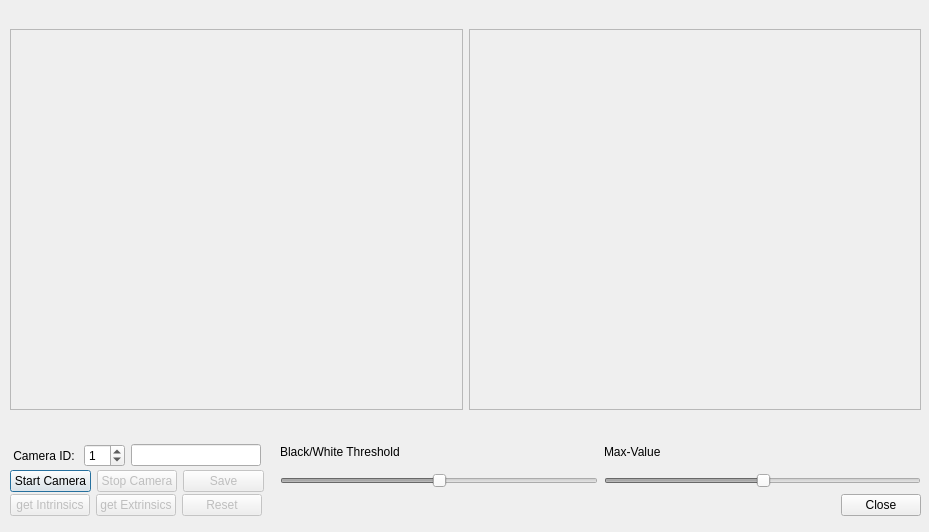
BBRUSS/VPJW17G5, file 99_TEMP/Julian/Testprogramme/CamCalibV01/cameracontrast.ui: the form before one commit.
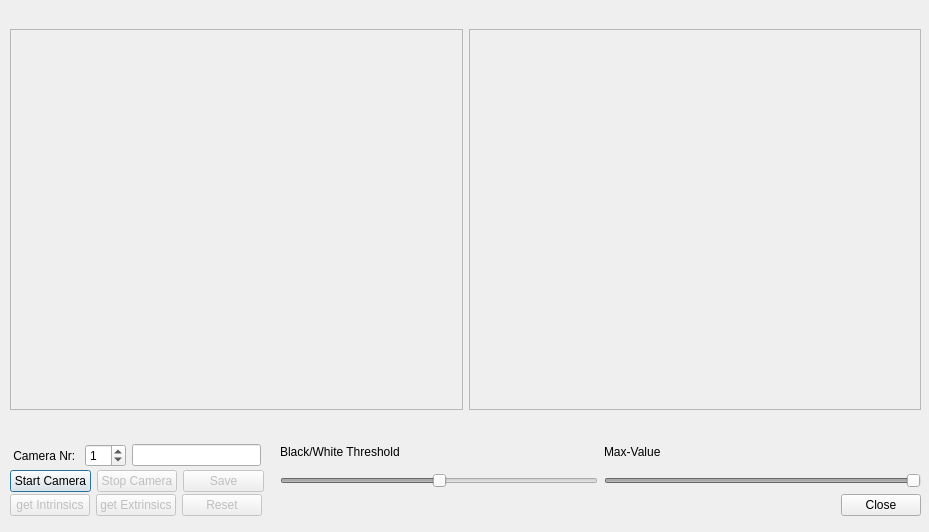
The form after the commit.

The edit to the form file:
```diff
--- a/99_TEMP/Julian/Testprogramme/CamCalibV01/cameracontrast.ui
+++ b/99_TEMP/Julian/Testprogramme/CamCalibV01/cameracontrast.ui
@@ -114,7 +114,7 @@
        <number>255</number>
       </property>
       <property name="value">
-       <number>128</number>
+       <number>255</number>
       </property>
       <property name="orientation">
        <enum>Qt::Horizontal</enum>
@@ -197,7 +197,7 @@
     <item>
      <widget class="QLabel" name="labelCamID">
       <property name="text">
-       <string> Camera ID: </string>
+       <string> Camera Nr: </string>
       </property>
      </widget>
     </item>
```
Left out of the diff: 2 changed lines with no effect on the pictures.
